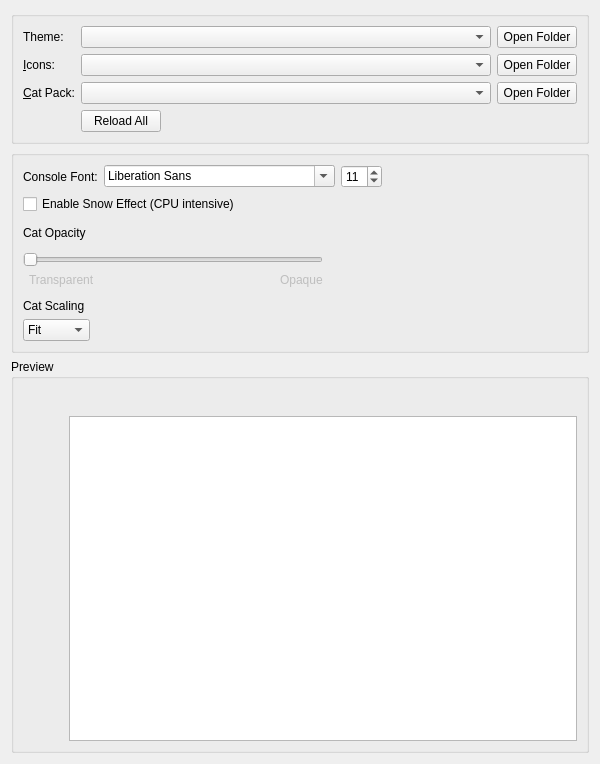
Above: launcher/ui/widgets/AppearanceWidget.ui from FreesmTeam/FreesmLauncher before the change. Below: the same form after it.
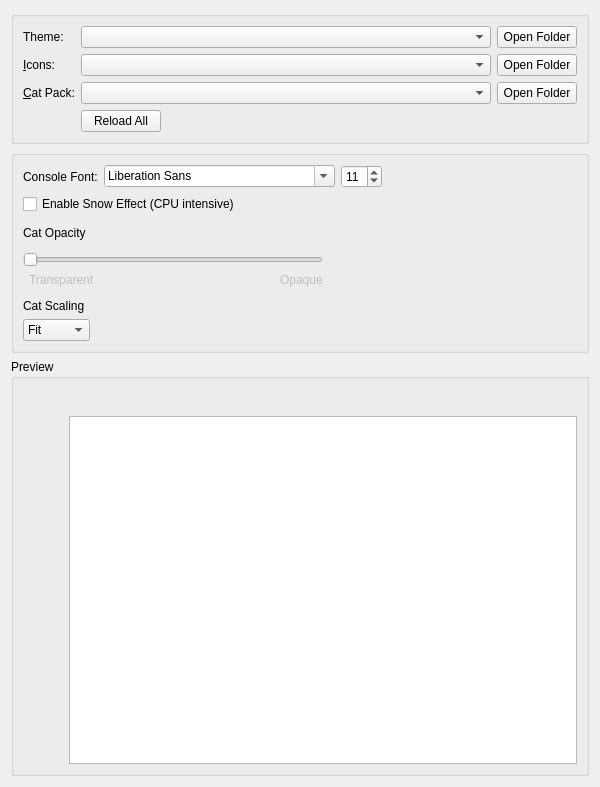
That is the form after the change. Icons and pictures are not drawn.

Commit message: fix(ui): fix compilation warnings for .ui files

The edit to the form file:
```diff
--- a/launcher/ui/widgets/AppearanceWidget.ui
+++ b/launcher/ui/widgets/AppearanceWidget.ui
@@ -7,7 +7,7 @@
                 <x>0</x>
                 <y>0</y>
                 <width>600</width>
-                <height>764</height>
+    <height>787</height>
             </rect>
         </property>
         <property name="minimumSize">
```
Left out of the diff: 4 changed lines with no effect on the pictures. Lines whose indentation alone changed are shown as unchanged. The commit also changes 4 other files.
